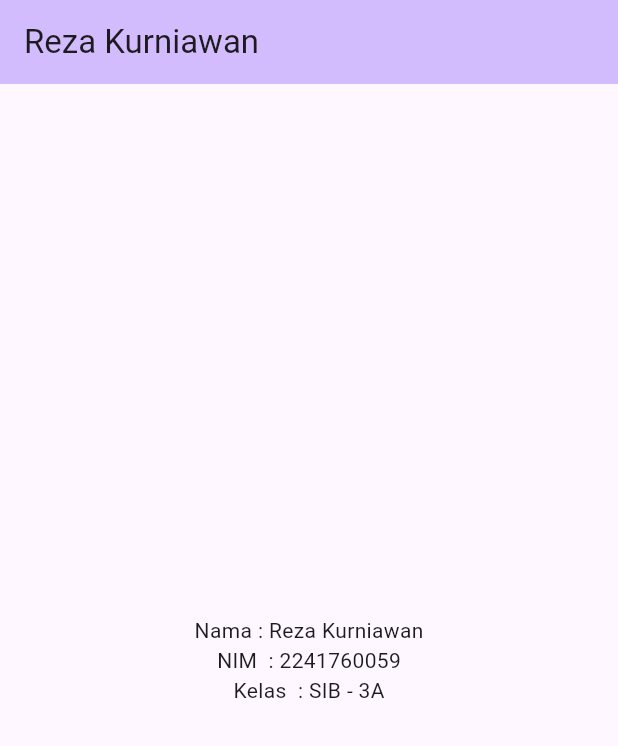
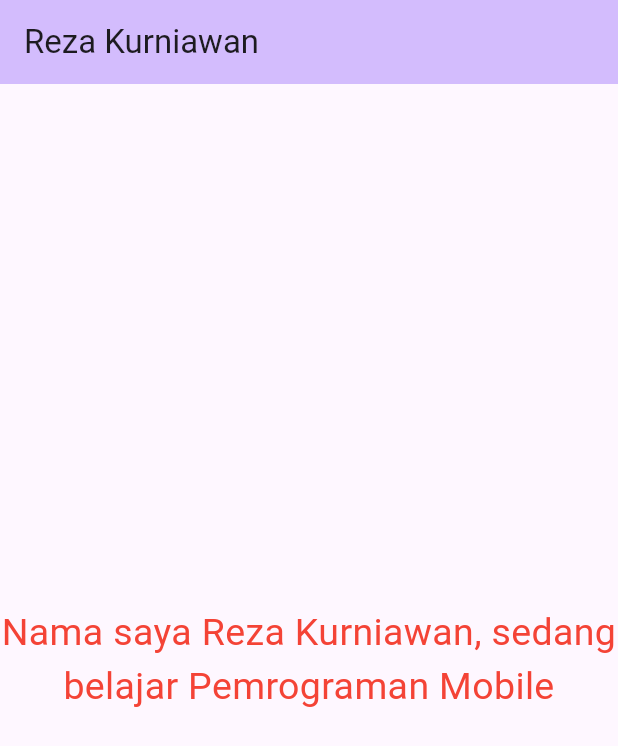
Before and after one commit to RezaKurniawann/flutter-fundamental-part1, a Flutter app: the screen it shows after launch, on a phone screen of 412 x 824 dp. Shown: the top 746 px of the screen. Run offline on Flutter 3.47's test engine with Material 3 defaults, Android fonts, the phone set to English and light mode, and no system bars.

Commit message:
text widget

```diff
--- /dev/null
+++ b/lib/basic_widgets/text_widget.dart
@@ -0,0 +1,13 @@
+import 'package:flutter/material.dart';
+
+class MyTextWidget extends StatelessWidget {
+  const MyTextWidget({Key? key}) : super(key: key);
+
+  @override
+  Widget build(BuildContext context) {
+    return const Text(
+        "Nama saya Reza Kurniawan, sedang belajar Pemrograman Mobile",
+        style: TextStyle(color: Colors.red, fontSize: 25),
+        textAlign: TextAlign.center);
+  }
+}
--- a/lib/main.dart
+++ b/lib/main.dart
@@ -1,3 +1,4 @@
+import 'package:first_mobile/basic_widgets/text_widget.dart';
 import 'package:flutter/material.dart';
 
 void main() {
@@ -13,21 +14,6 @@
     return MaterialApp(
       title: 'Flutter Demo',
       theme: ThemeData(
-        // This is the theme of your application.
-        //
-        // TRY THIS: Try running your application with "flutter run". You'll see
-        // the application has a purple toolbar. Then, without quitting the app,
-        // try changing the seedColor in the colorScheme below to Colors.green
-        // and then invoke "hot reload" (save your changes or press the "hot
-        // reload" button in a Flutter-supported IDE, or press "r" if you used
-        // the command line to start the app).
-        //
-        // Notice that the counter didn't reset back to zero; the application
-        // state is not lost during the reload. To reset the state, use hot
-        // restart instead.
-        //
-        // This works for code too, not just values: Most code changes can be
-        // tested with just a hot reload.
         colorScheme: ColorScheme.fromSeed(seedColor: Colors.deepPurple),
         useMaterial3: true,
       ),
@@ -38,15 +24,6 @@
 
 class MyHomePage extends StatefulWidget {
   const MyHomePage({super.key, required this.title});
-
-  // This widget is the home page of your application. It is stateful, meaning
-  // that it has a State object (defined below) that contains fields that affect
-  // how it looks.
-
-  // This class is the configuration for the state. It holds the values (in this
-  // case the title) provided by the parent (in this case the App widget) and
-  // used by the build method of the State. Fields in a Widget subclass are
-  // always marked "final".
 
   final String title;
 
@@ -105,15 +82,16 @@
           // wireframe for each widget.
           mainAxisAlignment: MainAxisAlignment.center,
           children: <Widget>[
-            Text(
-              'Nama : Reza Kurniawan',
-            ),
-            Text(
-              'NIM  : 2241760059',
-            ),
-            Text(
-              'Kelas  : SIB - 3A',
-            ),
+            const MyTextWidget(),
+            // Text(
+            //   'Nama : Reza Kurniawan',
+            // ),
+            // Text(
+            //   'NIM  : 2241760059',
+            // ),
+            // Text(
+            //   'Kelas  : SIB - 3A',
+            // ),
           ],
         ),
       ),// This trailing comma makes auto-formatting nicer for build methods.
```
Also changed, not shown: images/textwidget.png (added), 1 other file.
